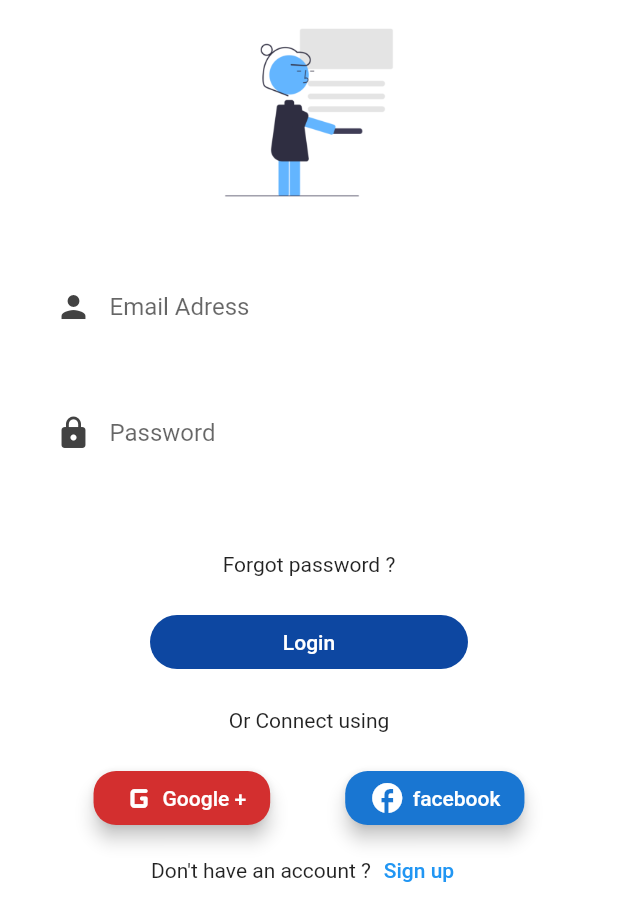
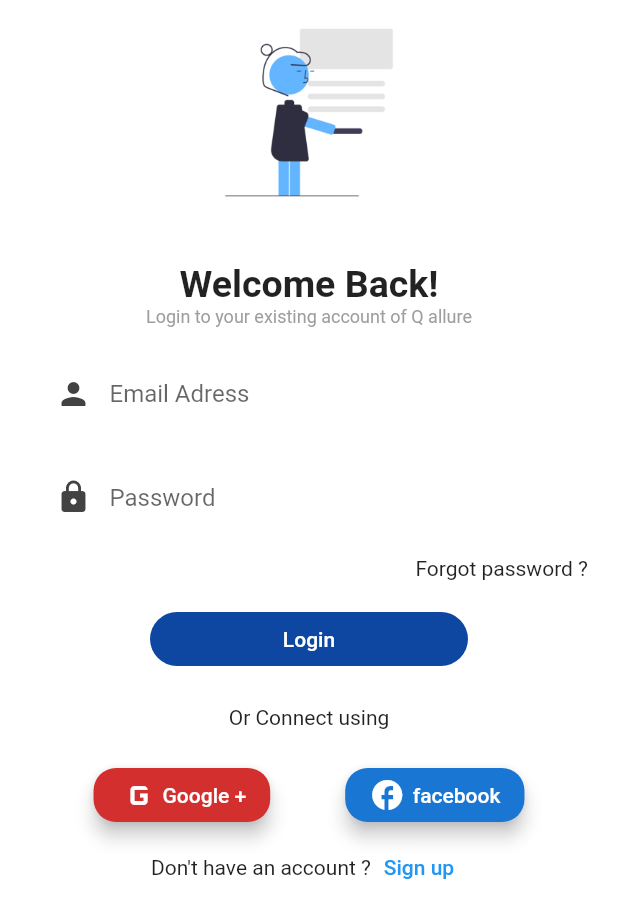
Before and after one commit to s448/mansour_challenge_no01, a Flutter app: the screen it shows after launch, on a phone screen of 412 x 824 dp. Shown: the top 921 px of the screen. Run offline on Flutter 3.47's test engine with Material 2 defaults, Android fonts, the phone set to English and light mode, and no system bars.

Commit message:
second file upload

```diff
--- a/lib/screens/login.dart
+++ b/lib/screens/login.dart
@@ -2,8 +2,8 @@ import 'package:flutter/material.dart';
 import 'package:mansour_challenge/customWidgets/custom.dart';
 
 import 'register.dart';
+
 class home extends StatelessWidget {
-
   @override
   Widget build(BuildContext context) {
     return Container(
@@ -19,21 +19,36 @@ class home extends StatelessWidget {
             SizedBox(
               height: 25,
             ),
+            Center(
+                child: Text(
+              "Welcome Back!",
+              style: TextStyle(fontSize: 25, fontWeight: FontWeight.bold),
+            )),
+            Center(
+                child: Text(
+              "Login to your existing account of Q allure",
+              style: TextStyle(fontSize: 12,color: Colors.grey),
+            )),
+            SizedBox(
+              height: 15,
+            ),
             CustomTextField(
                 hint: 'Email Adress', icon: Icons.person, obscureText: false),
             SizedBox(
-              height: 25,
+              height: 10,
             ),
             CustomTextField(
                 hint: 'Password', icon: Icons.lock, obscureText: true),
             SizedBox(
-              height: 50,
+              height: 10,
             ),
-            Center(
+            Container(
+              padding: EdgeInsets.only(right: 20),
+              alignment: Alignment.centerRight,
               child: Text('Forgot password ?'),
             ),
             SizedBox(
-              height: 20,
+              height: 15,
             ),
             Container(
               padding: EdgeInsets.symmetric(horizontal: 100),
@@ -70,7 +85,7 @@ class home extends StatelessWidget {
                     child: Row(
                       children: [
                         Icon(
-                          Icons.g_mobiledata_rounded,
+                          Icons.g_mobiledata,
                           size: 30,
                           color: Colors.white,
                         ),
@@ -117,7 +132,8 @@ class home extends StatelessWidget {
                 Text("Don\'t have an account ?"),
                 TextButton(
                   onPressed: (() {
-                    Navigator.push(context, MaterialPageRoute(builder: (context)=>register()));
+                    Navigator.push(context,
+                        MaterialPageRoute(builder: (context) => register()));
                   }),
                   child: Text("Sign up"),
                 )
--- a/pubspec.yaml
+++ b/pubspec.yaml
@@ -28,6 +28,8 @@ dependencies:
   # The following adds the Cupertino Icons font to your application.
   # Use with the CupertinoIcons class for iOS style icons.
   cupertino_icons: ^1.0.2
+  flutter_signin_button: ^2.0.0
+  getwidget: ^2.0.4
 
 dev_dependencies:
   flutter_test:
```
Also changed, not shown: pubspec.lock.
